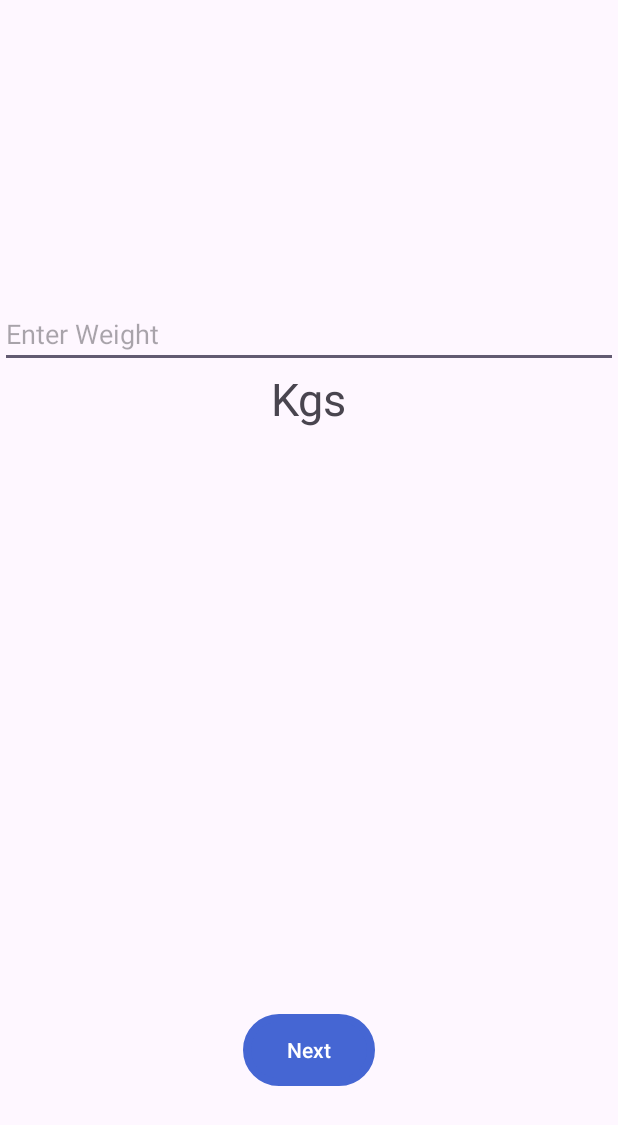
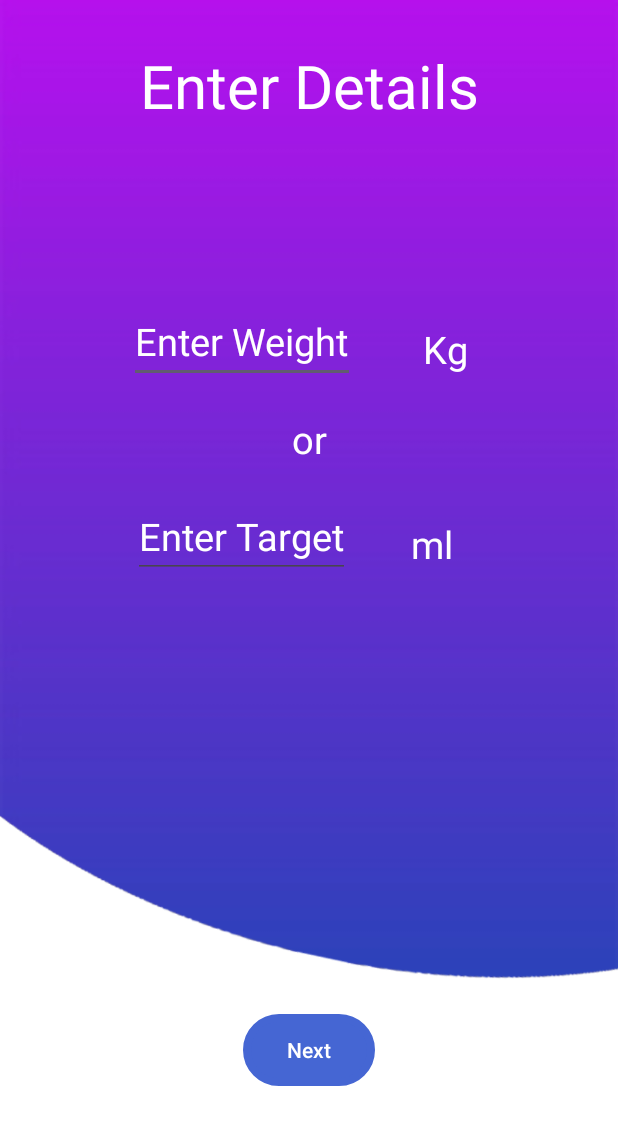
Before and after one commit to itzdanishsalmani/Water_Tracker_Application, an Android app: the MainActivity2 screen opened directly, with no data from a screen before it, after a tap on "Next", on a phone screen of 412 x 824 dp. Shown: the top 1125 px of the screen. Run offline under Robolectric (Android 15) with nearby library versions, the phone set to English and light mode, and no system bars.

Commit message:
first commit

```diff
--- a/app/src/main/java/com/example/water_traker_application/MainActivity2.kt
+++ b/app/src/main/java/com/example/water_traker_application/MainActivity2.kt
@@ -3,11 +3,11 @@ package com.example.water_traker_application
 import android.content.Context
 import android.content.Intent
 import android.content.SharedPreferences
-import androidx.appcompat.app.AppCompatActivity
 import android.os.Bundle
 import android.widget.Button
 import android.widget.EditText
 import android.widget.Toast
+import androidx.appcompat.app.AppCompatActivity
 
 class MainActivity2 : AppCompatActivity() {
 
@@ -24,9 +24,8 @@ class MainActivity2 : AppCompatActivity() {
 
         if (savedRequiredML != -1f) {
             // requiredML has been previously saved, proceed to MainActivity3
-            val userWeight = sharedPreferences.getFloat("userWeight", -1f)
             val intent = Intent(this, MainActivity3::class.java)
-            intent.putExtra("calculatedValue", userWeight * 35)
+            intent.putExtra("calculatedValue", savedRequiredML)
             startActivity(intent)
             finish() // This finishes (closes) MainActivity2
         }
@@ -34,9 +33,13 @@ class MainActivity2 : AppCompatActivity() {
         val nextButton2 = findViewById<Button>(R.id.nextButton2)
         nextButton2.setOnClickListener {
             val enterWeight = findViewById<EditText>(R.id.enterWeight)
+            val enterTarget = findViewById<EditText>(R.id.enterTarget)
+
             val weightString = enterWeight.text.toString()
+            val targetString = enterTarget.text.toString()
 
-            if (weightString.isNotEmpty()) {
+            if (weightString.isNotEmpty() && targetString.isEmpty()) {
+                // User entered weight, calculate and save requiredML
                 val weight = weightString.toDouble()
                 val calculatedValue = weight * 35
 
@@ -50,14 +53,25 @@ class MainActivity2 : AppCompatActivity() {
                 editor.putFloat("requiredML", requiredML)
                 editor.apply()
 
-                val intent = Intent(this,MainActivity3::class.java)
+                val intent = Intent(this, MainActivity3::class.java)
                 intent.putExtra("calculatedValue", calculatedValue)
                 startActivity(intent)
 
                 // Finish MainActivity2, removing it from the back stack
                 finish()
+            } else if (targetString.isNotEmpty() && weightString.isEmpty()) {
+                // User entered target, pass it to MainActivity3
+                val target = targetString.toFloat()
+                val editor = sharedPreferences.edit()
+                editor.putFloat("requiredML", target)
+                editor.apply()
+
+                val intent = Intent(this, MainActivity3::class.java)
+                intent.putExtra("calculatedValue", target)
+                startActivity(intent)
+                finish() // Finish MainActivity2
             } else {
-                Toast.makeText(this, "Please enter the weight.", Toast.LENGTH_SHORT).show()
+                Toast.makeText(this, "Please enter either weight or target.", Toast.LENGTH_SHORT).show()
             }
         }
     }
--- a/app/src/main/java/com/example/water_traker_application/MainActivity5.kt
+++ b/app/src/main/java/com/example/water_traker_application/MainActivity5.kt
@@ -3,6 +3,7 @@ package com.example.water_traker_application
 import android.os.Bundle
 import android.widget.CalendarView
 import android.widget.TextView
+import android.widget.Toast
 import androidx.appcompat.app.AppCompatActivity
 import com.google.firebase.auth.FirebaseAuth
 import com.google.firebase.firestore.FirebaseFirestore
@@ -56,6 +57,9 @@ class MainActivity5 : AppCompatActivity() {
             } else {
                 // Selected date is in the future, display a message or take appropriate action
                 // For example, you can show a Toast message indicating that future dates cannot be selected
+
+                    Toast.makeText(this,"Future date cannot be selected", Toast.LENGTH_SHORT).show()
+
             }
         }
     }
@@ -83,7 +87,7 @@ class MainActivity5 : AppCompatActivity() {
                             0
                         }
 
-                        percentageTextView.text = "$percentage%"
+                        percentageTextView.text = "$percentage% completed"
                     } else {
                         // Data not found for the selected date, display 0%
                         percentageTextView.text = "0%"
--- a/app/src/main/java/com/example/water_traker_application/WaterLogAdapter.kt
+++ b/app/src/main/java/com/example/water_traker_application/WaterLogAdapter.kt
@@ -30,7 +30,7 @@ class WaterLogAdapter(private val waterLogs: MutableList<WaterLog>) :
     override fun onBindViewHolder(holder: WaterLogViewHolder, position: Int) {
         val log = waterLogs[position]
         holder.timeTextView.text = log.time
-        holder.amountTextView.text = "${log.amount} ML"
+        holder.amountTextView.text = "${log.amount.toInt()} ml" // Convert to Int
     }
 
     override fun getItemCount(): Int {
--- a/app/src/main/res/layout/activity_main.xml
+++ b/app/src/main/res/layout/activity_main.xml
@@ -4,6 +4,7 @@
     xmlns:tools="http://schemas.android.com/tools"
     android:layout_width="match_parent"
     android:layout_height="match_parent"
+    android:background="@drawable/background_new"
     tools:context=".MainActivity">
 
     <TextView
@@ -13,6 +14,7 @@
         android:layout_marginTop="180dp"
         android:text="Welcome User !"
         android:textSize="30dp"
+        android:textColor="@color/white"
         app:layout_constraintLeft_toLeftOf="parent"
         app:layout_constraintRight_toRightOf="parent"
         app:layout_constraintTop_toTopOf="parent" />
--- a/app/src/main/res/layout/activity_main2.xml
+++ b/app/src/main/res/layout/activity_main2.xml
@@ -4,26 +4,87 @@
     xmlns:tools="http://schemas.android.com/tools"
     android:layout_width="match_parent"
     android:layout_height="match_parent"
+    android:background="@drawable/background"
     tools:context=".MainActivity2">
+
+    <TextView
+        android:id="@+id/enterDetailsTextView"
+        android:layout_width="wrap_content"
+        android:layout_height="wrap_content"
+        android:layout_marginTop="20dp"
+        android:paddingTop="10dp"
+        android:text="Enter Details"
+        android:textColor="@color/white"
+        android:textSize="40sp"
+        app:layout_constraintLeft_toLeftOf="parent"
+        app:layout_constraintRight_toRightOf="parent"
+        app:layout_constraintTop_toTopOf="parent" />
 
     <EditText
         android:id="@+id/enterWeight"
-        android:layout_width="0dp"
+        android:layout_width="wrap_content"
         android:layout_height="wrap_content"
         android:layout_marginTop="200dp"
         android:hint="Enter Weight"
+        android:textSize="25sp"
+        android:textColor="@color/white"
+        android:layout_marginRight="90dp"
+        android:textColorHint="@color/white"
         app:layout_constraintLeft_toLeftOf="parent"
         app:layout_constraintRight_toRightOf="parent"
-        app:layout_constraintTop_toTopOf="parent"></EditText>
+        app:layout_constraintTop_toTopOf="parent" />
+
     <TextView
+        android:id="@+id/KgsTextView"
         android:layout_width="wrap_content"
         android:layout_height="wrap_content"
-        app:layout_constraintTop_toBottomOf="@id/enterWeight"
+        android:layout_marginTop="215dp"
+        android:layout_marginRight="55dp"
+        android:text="Kg"
+        android:textColor="@color/white"
+        android:textSize="25sp"
+        app:layout_constraintLeft_toRightOf="@id/enterWeight"
+        app:layout_constraintRight_toRightOf="parent"
+        app:layout_constraintTop_toTopOf="parent" />
+
+    <TextView
+        android:id="@+id/ortTextView"
+        android:layout_width="wrap_content"
+        android:layout_height="wrap_content"
+        android:text="or"
+        android:textSize="25sp"
+        android:textColor="@color/white"
         app:layout_constraintLeft_toLeftOf="parent"
         app:layout_constraintRight_toRightOf="parent"
-        android:text="Kgs"
-        android:textSize="30dp"
-        />
+        app:layout_constraintTop_toBottomOf="@+id/enterWeight"
+        android:layout_marginTop="20dp" />
+
+    <EditText
+        android:id="@+id/enterTarget"
+        android:layout_width="wrap_content"
+        android:layout_height="wrap_content"
+        android:layout_marginTop="20dp"
+        android:hint="Enter Target"
+        android:textSize="25sp"
+        android:layout_marginRight="90dp"
+        android:textColorHint="@color/white"
+        app:layout_constraintLeft_toLeftOf="parent"
+        app:layout_constraintRight_toRightOf="parent"
+        app:layout_constraintTop_toBottomOf="@+id/ortTextView" />
+
+    <TextView
+        android:id="@+id/mlTextView"
+        android:layout_width="wrap_content"
+        android:layout_height="wrap_content"
+        android:text="ml"
+        android:layout_marginTop="35dp"
+        android:textSize="25sp"
+        android:textColor="@color/white"
+        app:layout_constraintLeft_toRightOf="@id/enterTarget"
+        app:layout_constraintRight_toRightOf="parent"
+        android:layout_marginRight="70dp"
+        app:layout_constraintTop_toBottomOf="@+id/ortTextView" />
+
     <Button
         android:id="@+id/nextButton2"
         android:layout_width="wrap_content"
@@ -35,7 +96,6 @@
         app:layout_constraintBottom_toBottomOf="parent"
         app:layout_constraintLeft_toLeftOf="parent"
         app:layout_constraintRight_toRightOf="parent"
-        app:layout_constraintVertical_bias="0.8"
         />
 
 </androidx.constraintlayout.widget.ConstraintLayout>
--- a/app/src/main/res/layout/item_water_log.xml
+++ b/app/src/main/res/layout/item_water_log.xml
@@ -11,6 +11,7 @@
         android:id="@+id/timeTextView"
         android:layout_width="wrap_content"
         android:layout_height="wrap_content"
+        android:layout_marginLeft="20dp"
         android:textAppearance="?android:textAppearanceMedium"
         app:layout_constraintStart_toStartOf="parent"
         app:layout_constraintTop_toTopOf="parent"
@@ -24,11 +25,12 @@
         android:layout_width="wrap_content"
         android:layout_height="wrap_content"
         android:textAppearance="?android:textAppearanceMedium"
-        app:layout_constraintStart_toEndOf="@+id/timeTextView"
+        app:layout_constraintLeft_toRightOf="@+id/timeTextView"
+        android:layout_marginLeft="30dp"
         app:layout_constraintTop_toTopOf="parent"
         app:layout_constraintBottom_toBottomOf="parent"
         android:paddingStart="8dp"
         android:paddingLeft="8dp"
-        tools:text="150 ML" />
+        tools:text="150 ml" />
 
 </androidx.constraintlayout.widget.ConstraintLayout>
```
Also changed, not shown: app/src/main/java/com/example/water_traker_application/MainActivity3.kt (+44 -17 lines), app/src/main/res/layout/activity_main3.xml (+41 -18 lines), app/src/main/res/layout/activity_sign_in.xml (+4 -3 lines), app/src/main/res/values/strings.xml (+8 -0 lines), app/src/main/res/drawable/background_new.png (added).
